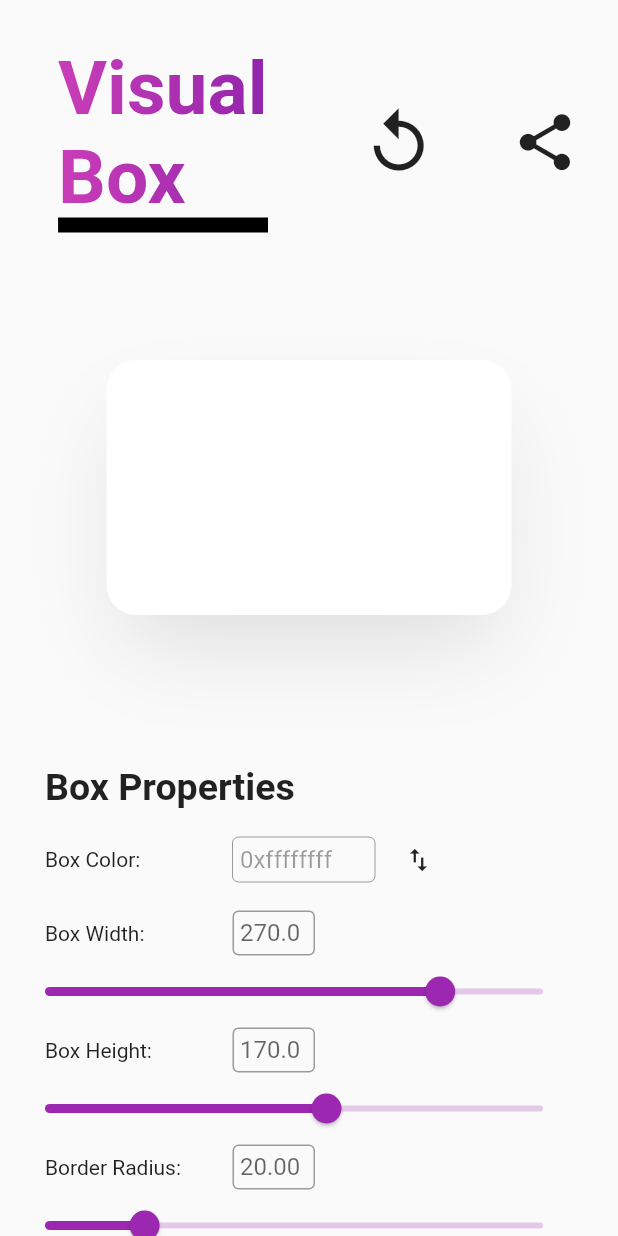
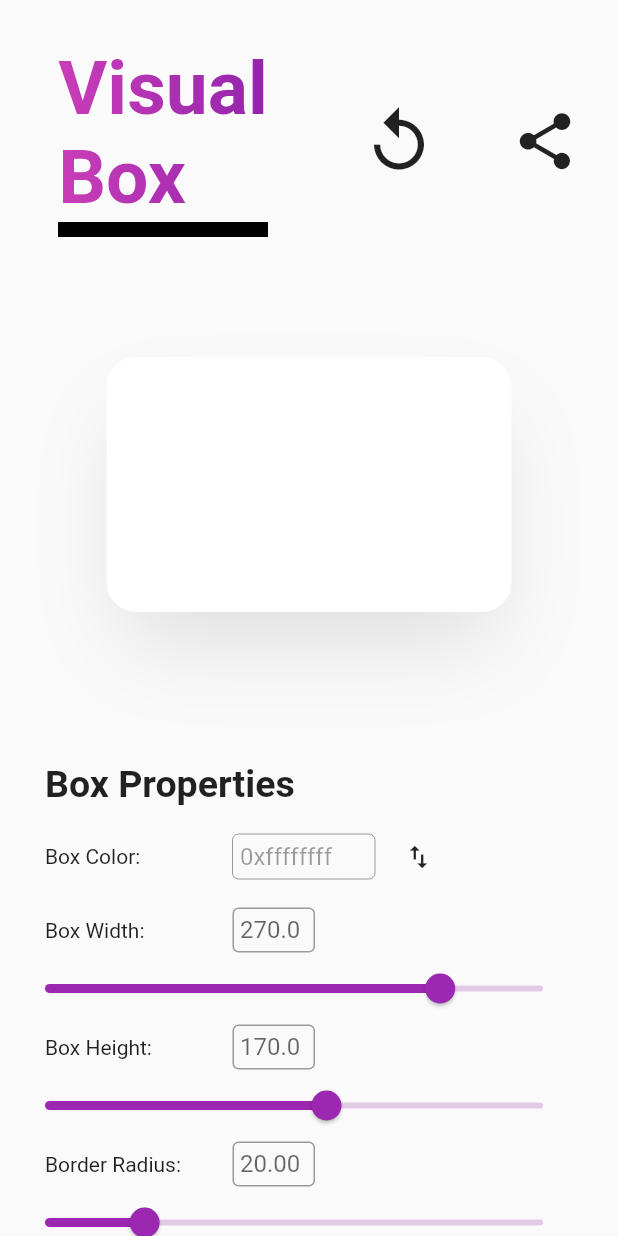
Before and after one commit to AndyLaiJS/Visual-Box, a Flutter app: the screen it shows after launch, after a tap on the "share" icon, on a phone screen of 412 x 824 dp. Run offline on Flutter 3.47's test engine with Material 2 defaults, Android fonts, the light colour scheme and no system bars; drawn by our look-alikes of sticky_headers; our stand-ins replace flutter_colorpicker, share.

Commit message:
Bug fixes, and FittedBox?

```diff
--- a/lib/main.dart
+++ b/lib/main.dart
@@ -103,10 +103,10 @@
               children: <Widget>[
                 Padding(
                   padding: const EdgeInsets.all(30),
-                  child: Stack(
+                  child: FittedBox(
+                    child: Column(
                       children: <Widget>[
                         Container(
-                        height: 130,
                           child: Text(
                             "Visual\nBox",
                             style: TextStyle(
@@ -116,15 +116,13 @@
                             ),
                           ),
                         ),
-                      Positioned(
-                        top: 115,
-                        child: Container(
+                        Container(
                           height: 10,
-                          width: 250,
+                          width: 140,
                           color: Colors.black,
                         ),
+                      ],
                     ),
-                    ],
                   ),
                 ),
                 RotationTransition(
@@ -193,7 +191,7 @@
         color: $pickerColor,
         boxShadow: [
           BoxShadow(
-            color: shadowCurrentColor.withOpacity($opacity),
+            color: $shadowCurrentColor.withOpacity($opacity),
             blurRadius: $brRadius,
             spreadRadius: $spRadius,
             offset: Offset($x, $y),
```
Lines whose indentation alone changed are shown as unchanged.
